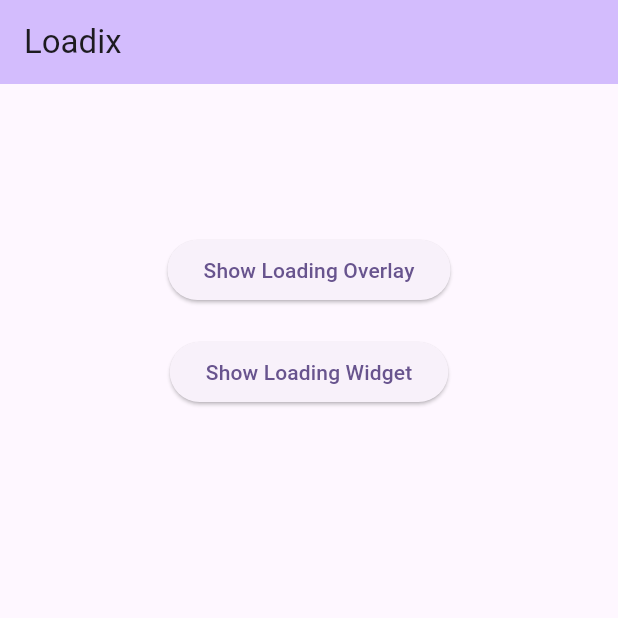
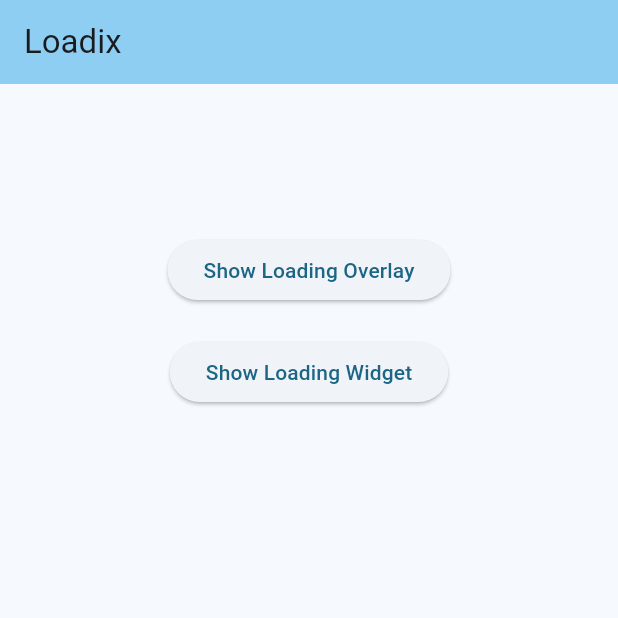
Before and after one commit to KavinduDhananjaya/loadix, a Flutter app: the screen it shows after launch, on a phone screen of 412 x 824 dp, the top half of it. Run offline on Flutter 3.47's test engine with Material 3 defaults, Android fonts, the phone set to English and light mode, and no system bars; our stand-ins replace loading_animation_widget.

Commit message:
version update

```diff
--- a/example/lib/main.dart
+++ b/example/lib/main.dart
@@ -14,7 +14,7 @@ class MyApp extends StatelessWidget {
       title: 'Loadix',
       debugShowCheckedModeBanner: false,
       theme: ThemeData(
-        colorScheme: ColorScheme.fromSeed(seedColor: Colors.deepPurple),
+        colorScheme: ColorScheme.fromSeed(seedColor: Colors.lightBlueAccent),
         useMaterial3: true,
       ),
       home: const MyHomePage(),
@@ -48,11 +48,7 @@ class _MyHomePageState extends State<MyHomePage> {
             ),
             ElevatedButton(
               onPressed: () {
-                Loadix.show(
-                  context,
-                  // color: Colors.blue,
-                  // loaderType: LoaderTypes.dotsTriangle
-                );
+                Loadix.show(context);
                 Future.delayed((Duration(seconds: 4)), () {
                   Loadix.hide();
                 });
@@ -76,7 +72,7 @@ class _MyHomePageState extends State<MyHomePage> {
             if (showLoading) Loadix.loadingWidget,
           ],
         ),
-      ), // This trailing comma makes auto-formatting nicer for build methods.
+      ),
     );
   }
 }
--- a/lib/loadix.dart
+++ b/lib/loadix.dart
@@ -124,10 +124,12 @@ class Loadix {
 
   static void init({
     Color? color,
-    LoaderTypes? type,
+    LoaderTypes? loaderType,
+    double? loaderSize,
   }) {
     _loaderColor = color ?? Colors.green;
-    _type = type ?? LoaderTypes.staggeredDotsWave;
+    _type = loaderType ?? LoaderTypes.staggeredDotsWave;
+    _loaderSize = loaderSize?? 30.0;
   }
 
   static void hide() {
```
Also changed, not shown: example/pubspec.lock.
